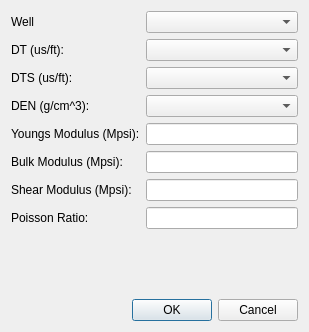
The window that ProzessUI/rockpropertiesdialog.ui (fsoos74/su) describes before a commit, drawn with Qt 5.
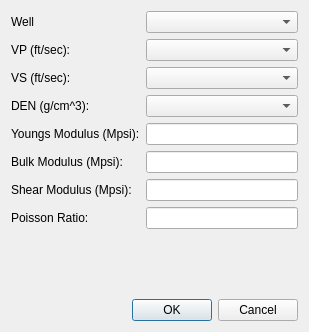
The same window after the commit.

Diff of the .ui file:
```diff
--- a/ProzessUI/rockpropertiesdialog.ui
+++ b/ProzessUI/rockpropertiesdialog.ui
@@ -33,7 +33,7 @@
      <item row="1" column="0">
       <widget class="QLabel" name="label_4">
        <property name="text">
-        <string>DT (us/ft):</string>
+        <string>VP (ft/sec):</string>
        </property>
       </widget>
      </item>
@@ -67,7 +67,7 @@
      <item row="2" column="0">
       <widget class="QLabel" name="label_7">
        <property name="text">
-        <string>DTS (us/ft):</string>
+        <string>VS (ft/sec):</string>
        </property>
       </widget>
      </item>
```
Left out of the diff: 8 changed lines with no effect on the pictures.
